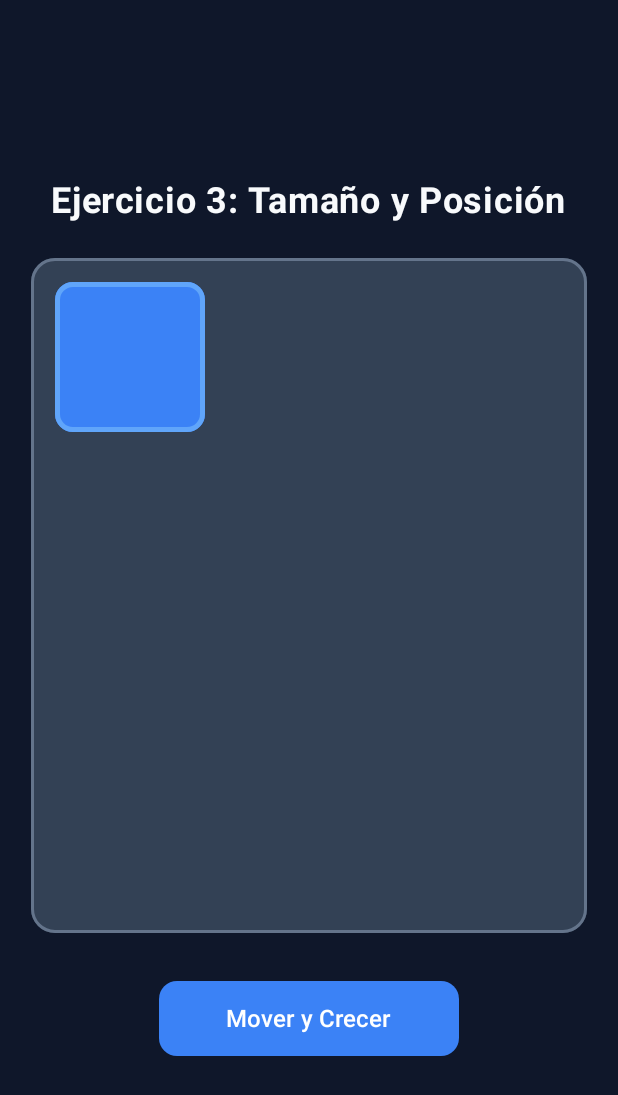
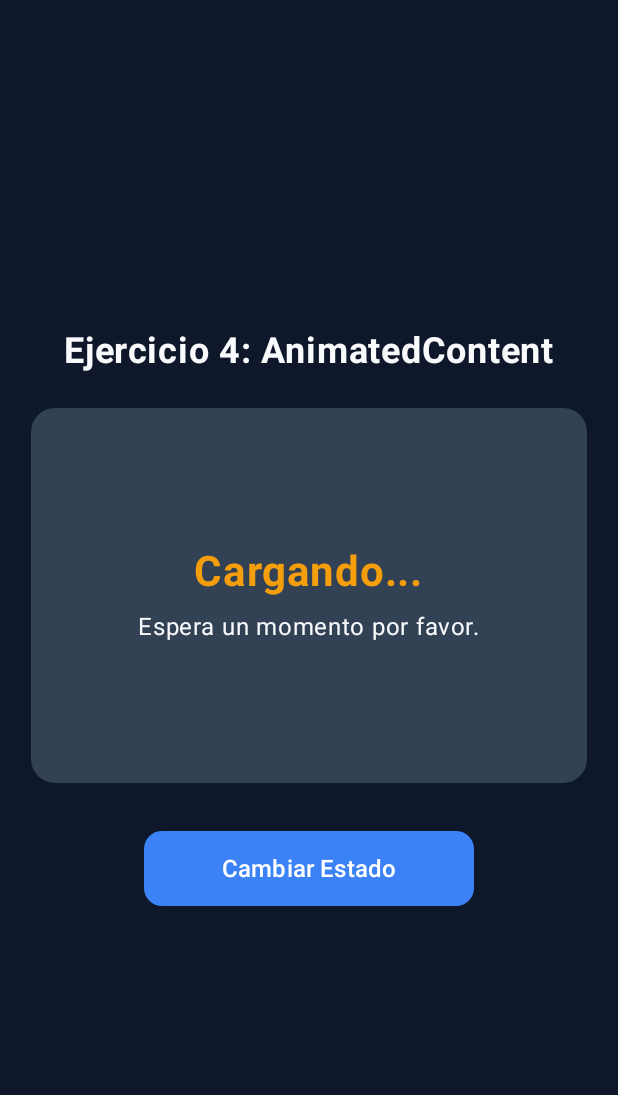
Before and after one commit to Juan-Manuel-coder/Lab13-Moviles, an Android app built with Jetpack Compose: the screen it shows after launch (MainActivity), on a phone screen of 412 x 824 dp. Shown: the top 1095 px of the screen. Run offline under Robolectric (Android 15) with nearby library versions, the phone set to English and light mode, and no system bars.

Commit message:
Implementación de AnimatedContent en el Ejercicio 4

```diff
--- /dev/null
+++ b/app/src/main/java/com/example/lab13_animaciones/Ejercicio4.kt
@@ -0,0 +1,123 @@
+package com.example.lab13_animaciones
+
+import androidx.compose.animation.AnimatedContent
+import androidx.compose.animation.fadeIn
+import androidx.compose.animation.fadeOut
+import androidx.compose.animation.slideInVertically
+import androidx.compose.animation.slideOutVertically
+import androidx.compose.animation.togetherWith
+import androidx.compose.foundation.background
+import androidx.compose.foundation.layout.*
+import androidx.compose.foundation.shape.RoundedCornerShape
+import androidx.compose.material3.Button
+import androidx.compose.material3.ButtonDefaults
+import androidx.compose.material3.Text
+import androidx.compose.runtime.*
+import androidx.compose.ui.Alignment
+import androidx.compose.ui.Modifier
+import androidx.compose.ui.graphics.Color
+import androidx.compose.ui.text.font.FontWeight
+import androidx.compose.ui.unit.dp
+import androidx.compose.ui.unit.sp
+
+@Composable
+fun Ejercicio4(modifier: Modifier = Modifier) {
+    // Estado para controlar qué pantalla mostrar: 0 = Cargando, 1 = Contenido, 2 = Error
+    var estado by remember { mutableStateOf(0) }
+
+    Column(
+        modifier = modifier.fillMaxSize(),
+        horizontalAlignment = Alignment.CenterHorizontally,
+        verticalArrangement = Arrangement.Center
+    ) {
+        Text(
+            text = "Ejercicio 4: AnimatedContent",
+            color = TextoBlanco,
+            fontSize = 24.sp,
+            fontWeight = FontWeight.Bold,
+            modifier = Modifier.padding(bottom = 24.dp)
+        )
+
+        // Contenedor donde ocurre la transición
+        Box(
+            modifier = Modifier
+                .fillMaxWidth(0.9f)
+                .height(250.dp)
+                .background(Color(0xFF334155), RoundedCornerShape(16.dp)),
+            contentAlignment = Alignment.Center
+        ) {
+            AnimatedContent(
+                targetState = estado,
+                transitionSpec = {
+                    // Transición: La nueva pantalla entra desde abajo y la anterior sale hacia arriba
+                    (slideInVertically { height -> height } + fadeIn()) togetherWith
+                            (slideOutVertically { height -> -height } + fadeOut())
+                },
+                label = "transicionEstados"
+            ) { targetState ->
+                when (targetState) {
+                    0 -> PantallaEstado(
+                        titulo = "Cargando...",
+                        mensaje = "Espera un momento por favor.",
+                        color = Color(0xFFF59E0B) // Naranja
+                    )
+                    1 -> PantallaEstado(
+                        titulo = "¡Contenido Listo!",
+                        mensaje = "Aquí está la información que pediste.",
+                        color = Color(0xFF10B981) // Verde
+                    )
+                    else -> PantallaEstado(
+                        titulo = "Error",
+                        mensaje = "Algo salió mal. Intenta de nuevo.",
+                        color = Color(0xFFEF4444) // Rojo
+                    )
+                }
+            }
+        }
+
+        Spacer(modifier = Modifier.height(32.dp))
+
+        // Botón para avanzar al siguiente estado
+        Button(
+            onClick = {
+                // Ciclo: 0 -> 1 -> 2 -> 0
+                estado = if (estado == 2) 0 else estado + 1
+            },
+            colors = ButtonDefaults.buttonColors(
+                containerColor = AzulBrillante,
+                contentColor = Color.White
+            ),
+            shape = RoundedCornerShape(12.dp),
+            modifier = Modifier
+                .height(50.dp)
+                .width(220.dp)
+        ) {
+            Text(
+                text = "Cambiar Estado",
+                fontSize = 16.sp,
+                fontWeight = FontWeight.SemiBold
+            )
+        }
+    }
+}
+
+@Composable
+fun PantallaEstado(titulo: String, mensaje: String, color: Color) {
+    Column(
+        horizontalAlignment = Alignment.CenterHorizontally,
+        verticalArrangement = Arrangement.Center
+    ) {
+        Text(
+            text = titulo,
+            color = color,
+            fontSize = 28.sp,
+            fontWeight = FontWeight.Bold
+        )
+        Spacer(modifier = Modifier.height(8.dp))
+        Text(
+            text = mensaje,
+            color = TextoBlanco,
+            fontSize = 16.sp
+        )
+    }
+}
--- a/app/src/main/java/com/example/lab13_animaciones/MainActivity.kt
+++ b/app/src/main/java/com/example/lab13_animaciones/MainActivity.kt
@@ -39,7 +39,7 @@ class MainActivity : ComponentActivity() {
                     modifier = Modifier.fillMaxSize(),
                     containerColor = FondoOscuro
                 ) { innerPadding ->
-                    Ejercicio3(modifier = Modifier.padding(innerPadding))
+                    Ejercicio4(modifier = Modifier.padding(innerPadding))
                 }
             }
         }
```
